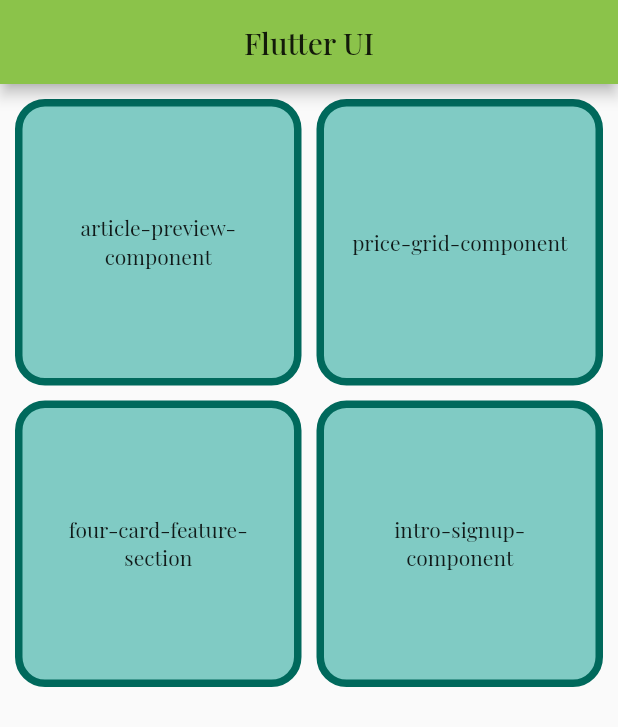
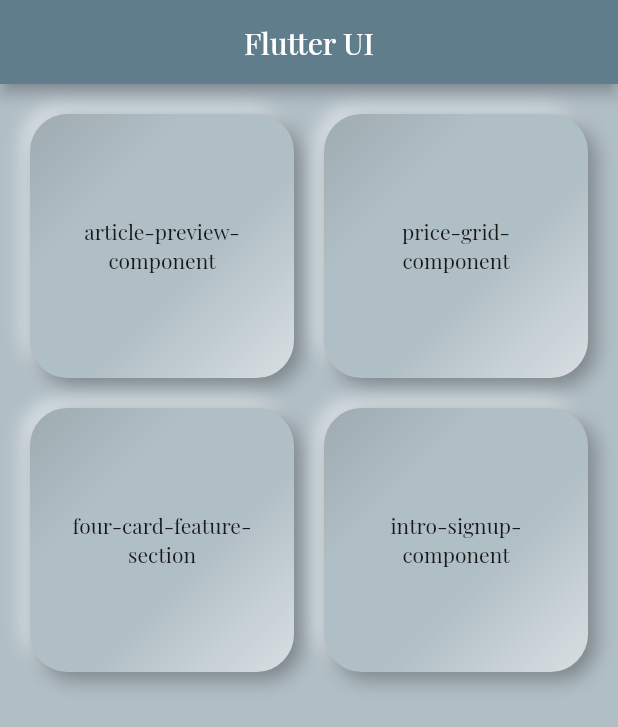
Before and after one commit to shaw8wit/flutter-ui, a Flutter app: the screen it shows after launch, on a phone screen of 412 x 824 dp. Shown: the top 727 px of the screen. Run offline on Flutter 3.47's test engine with Material 2 defaults, Android fonts, the phone set to English and light mode, and no system bars.

Commit message:
cards restyled

```diff
--- a/lib/article_preview_component/article_preview_component.dart
+++ b/lib/article_preview_component/article_preview_component.dart
@@ -44,7 +44,7 @@ class ArticlePreviewComponent extends StatelessWidget {
           "Article Preview Component",
           style: TextStyle(color: Colors.white),
         ),
-        backgroundColor: Colors.blueGrey,
+        backgroundColor: Colors.grey[600],
         centerTitle: true,
       ),
       body: Card(
--- a/lib/home.dart
+++ b/lib/home.dart
@@ -1,9 +1,9 @@
 import 'package:flutter/material.dart';
+import 'package:flutter_ui/price_grid_component/price_grid_component.dart';
 
 import 'article_preview_component/article_preview_component.dart';
 import 'four_card_feature_section/four_card_feature_section.dart';
 import 'intro_signup_component/intro_signup_component.dart';
-import 'price_grid_component/price_grid_component.dart';
 import 'widgets/grid_card.dart';
 
 class Home extends StatelessWidget {
@@ -12,16 +12,16 @@ class Home extends StatelessWidget {
   @override
   Widget build(BuildContext context) {
     return Scaffold(
+      backgroundColor: Colors.blueGrey.shade200,
       appBar: AppBar(
         title: Text("Flutter UI"),
         centerTitle: true,
       ),
-      body: Padding(
-        padding: const EdgeInsets.all(10),
-        child: GridView.count(
+      body: GridView.count(
         primary: false,
-          mainAxisSpacing: 10,
-          crossAxisSpacing: 10,
+        mainAxisSpacing: 20,
+        crossAxisSpacing: 20,
+        padding: EdgeInsets.all(20),
         crossAxisCount: MediaQuery.of(context).size.width ~/ 180,
         children: [
           GridCard(
@@ -42,7 +42,6 @@ class Home extends StatelessWidget {
           ),
         ],
       ),
-      ),
     );
   }
 }
--- a/lib/main.dart
+++ b/lib/main.dart
@@ -15,8 +15,9 @@ class MyApp extends StatelessWidget {
       debugShowCheckedModeBanner: false,
       title: 'flutter-ui',
       theme: ThemeData(
-        primarySwatch: Colors.lightGreen,
+        primarySwatch: Colors.blueGrey,
         fontFamily: 'PlayfairDisplay',
+        dialogBackgroundColor: Colors.blueGrey.shade200,
       ),
       initialRoute: Home.routeName,
       routes: {
--- a/lib/widgets/grid_card.dart
+++ b/lib/widgets/grid_card.dart
@@ -1,26 +1,130 @@
 import 'package:flutter/material.dart';
 
-class GridCard extends StatelessWidget {
+class GridCard extends StatefulWidget {
+  final String text;
   final String routeName;
-  final String text;
+  final double bevel;
+  final Offset blurOffset;
+  final Color color;
 
-  GridCard({this.routeName, this.text});
+  GridCard({
+    Key key,
+    this.text,
+    this.routeName,
+    this.bevel = 10.0,
+    this.color,
+  })  : this.blurOffset = Offset(bevel / 2, bevel / 2),
+        super(key: key);
+
+  @override
+  _GridCardState createState() => _GridCardState();
+}
+
+class _GridCardState extends State<GridCard> {
+  bool _isPressed = false;
+
+  void _onPointerDown(PointerDownEvent event) {
+    setState(() {
+      _isPressed = true;
+    });
+  }
+
+  void _onPointerUp(PointerUpEvent event) {
+    setState(() {
+      _isPressed = false;
+    });
+    Navigator.of(context).pushNamed(widget.routeName);
+  }
 
   @override
   Widget build(BuildContext context) {
-    return GestureDetector(
-      onTap: () {
-        Navigator.of(context).pushNamed(routeName);
-      },
-      child: Container(
-        padding: const EdgeInsets.all(15),
-        child: Center(child: Text(text, textAlign: TextAlign.center)),
-        decoration: new BoxDecoration(
-          color: Colors.teal[200],
-          border: Border.all(color: Colors.teal[800], width: 5),
-          borderRadius: const BorderRadius.all(Radius.circular(20)),
+    final color = this.widget.color ?? Theme.of(context).backgroundColor;
+
+    return Listener(
+      onPointerDown: _onPointerDown,
+      onPointerUp: _onPointerUp,
+      child: AnimatedContainer(
+        duration: const Duration(milliseconds: 150),
+        padding: const EdgeInsets.all(24.0),
+        decoration: BoxDecoration(
+          color: Colors.blueGrey.shade200,
+          borderRadius: BorderRadius.circular(widget.bevel * 2.5),
+          gradient: LinearGradient(begin: Alignment.topLeft, end: Alignment.bottomRight, colors: [
+            _isPressed ? color : color.mix(Colors.black, .1),
+            _isPressed ? color.mix(Colors.black, .05) : color,
+            _isPressed ? color.mix(Colors.black, .05) : color,
+            color.mix(Colors.white, _isPressed ? .2 : .5),
+          ], stops: [
+            0.0,
+            .3,
+            .6,
+            1.0,
+          ]),
+          boxShadow: _isPressed
+              ? null
+              : [
+                  BoxShadow(
+                    blurRadius: widget.bevel,
+                    offset: -widget.blurOffset,
+                    color: color.mix(Colors.white, .6),
+                  ),
+                  BoxShadow(
+                    blurRadius: widget.bevel,
+                    offset: widget.blurOffset,
+                    color: color.mix(Colors.black, .3),
+                  )
+                ],
         ),
+        child: Center(child: Text(widget.text, textAlign: TextAlign.center)),
       ),
     );
   }
 }
+
+// class GridCard extends StatefulWidget {
+//   final String routeName;
+//   final String text;
+//
+//   GridCard({this.routeName, this.text});
+//
+//   @override
+//   _GridCardState createState() => _GridCardState();
+// }
+//
+// class _GridCardState extends State<GridCard> {
+//   @override
+//   Widget build(BuildContext context) {
+//     return GestureDetector(
+//       onTap: () {
+//         Navigator.of(context).pushNamed(widget.routeName);
+//       },
+//       child: Container(
+//         padding: const EdgeInsets.all(15),
+//         child: Center(child: Text(widget.text, textAlign: TextAlign.center)),
+//         decoration: BoxDecoration(
+//           color: const Color.fromRGBO(239, 238, 238, 1),
+//           border: Border.all(color: const Color.fromRGBO(255, 255, 255, 0.2)),
+//           borderRadius: const BorderRadius.all(Radius.circular(20)),
+//           boxShadow: const <BoxShadow>[
+//             BoxShadow(
+//               color: Color.fromRGBO(217, 210, 200, 0.51),
+//               offset: Offset(6, 6),
+//               blurRadius: 16,
+//             ),
+//             BoxShadow(
+//               color: Color.fromRGBO(255, 255, 255, 0.83),
+//               offset: Offset(-6, -6),
+//               blurRadius: 16,
+//             ),
+//           ],
+//         ),
+//       ),
+//     );
+//   }
+// }
+
+extension ColorUtils on Color {
+  Color mix(Color another, double amount) {
+    return Color.lerp(this, another, amount);
+  }
+}
```
Lines whose indentation alone changed are shown as unchanged.
